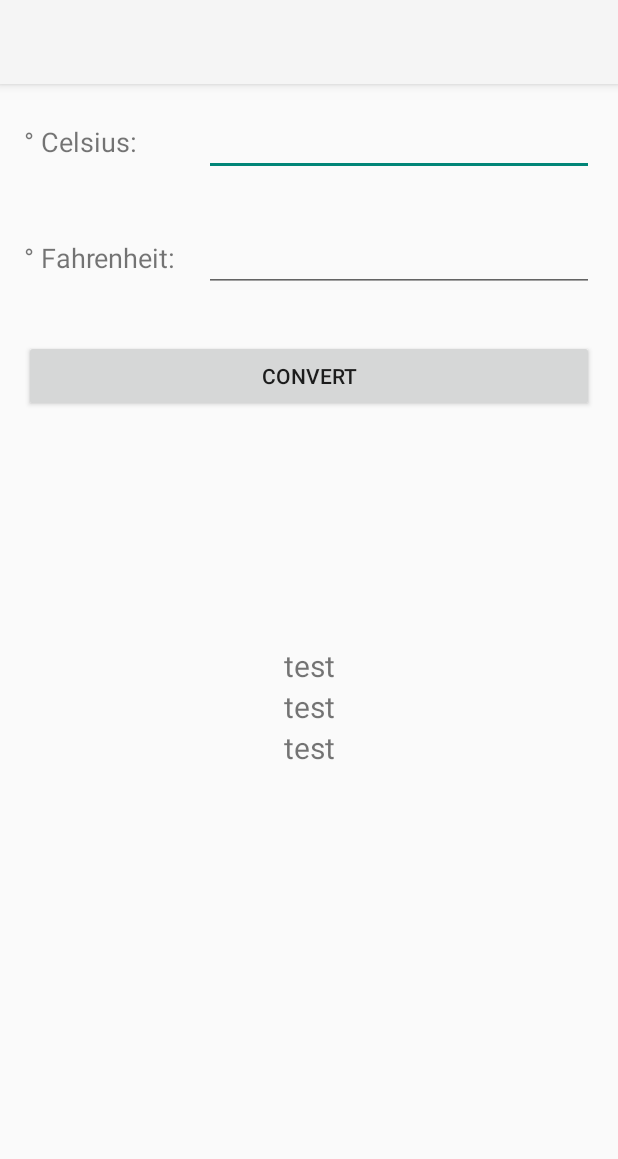
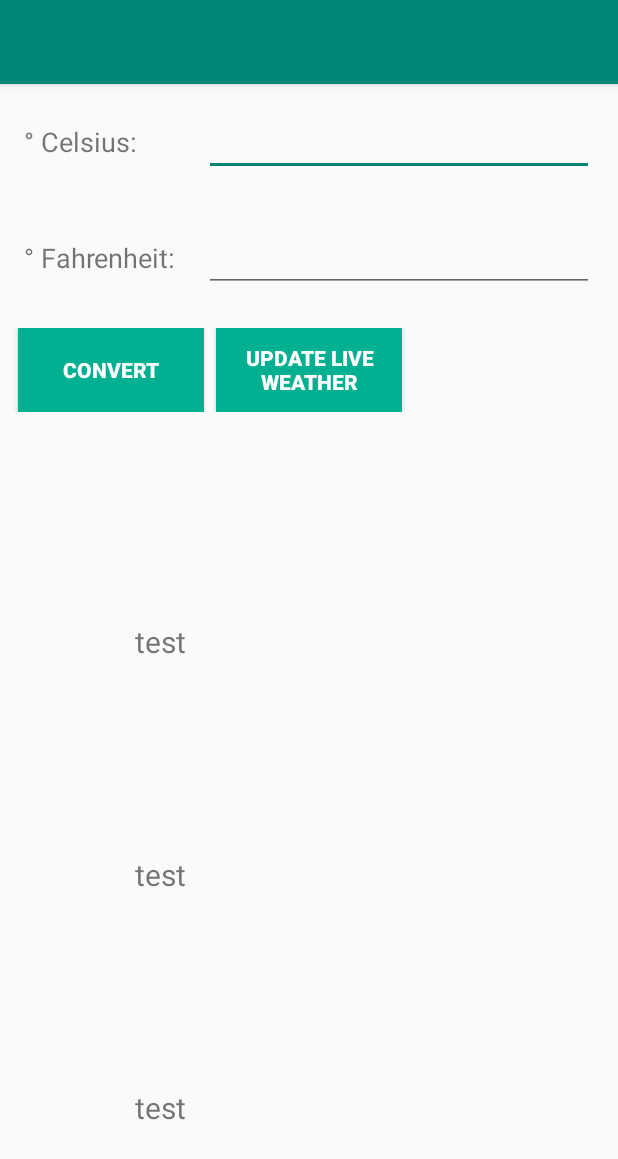
Before and after one commit to fbirk/weatherConverter, an Android app: the layout activity_main.xml on its own in the app's theme, with its tools: preview values and no code run, on a phone screen of 412 x 824 dp. Shown: the top 1159 px of the screen. Run offline under Robolectric (Android 15) with nearby library versions, the phone set to English and light mode, and no system bars.

Commit message:
trying to fix gps

```diff
--- a/app/src/main/AndroidManifest.xml
+++ b/app/src/main/AndroidManifest.xml
@@ -3,6 +3,7 @@
     package="com.fbirk.weatherconverter">
 
     <uses-permission android:name="android.permission.INTERNET" />
+    <uses-permission android:name="android.permission.ACCESS_COARSE_LOCATION" />
     <uses-permission android:name="android.permission.ACCESS_FINE_LOCATION" />
 
     <application
--- a/app/src/main/res/layout/activity_main.xml
+++ b/app/src/main/res/layout/activity_main.xml
@@ -17,13 +17,14 @@
             android:id="@+id/my_toolbar"
             android:layout_width="match_parent"
             android:layout_height="?attr/actionBarSize"
-            android:background="?attr/colorPrimary"
+            android:background="?attr/colorAccent"
             android:elevation="4dp"
             android:theme="@style/ThemeOverlay.AppCompat.ActionBar"
             app:popupTheme="@style/ThemeOverlay.AppCompat.Light"
             android:tooltipText="@string/app_name"/>
 
         <LinearLayout
+            android:id="@+id/layoutCelsius"
             android:layout_width="match_parent"
             android:layout_height="wrap_content"
             android:orientation="horizontal"
@@ -46,6 +47,7 @@
 
         </LinearLayout>
         <LinearLayout
+            android:id="@+id/layoutFahrenheit"
             android:layout_width="match_parent"
             android:layout_height="wrap_content"
             android:layout_margin="16dp">
@@ -66,22 +68,54 @@
                 android:inputType="number|numberSigned|numberDecimal" />
         </LinearLayout>
 
+        <LinearLayout
+            android:id="@+id/layoutButtons"
+            android:layout_width="match_parent"
+            android:layout_height="wrap_content"
+            android:orientation="horizontal"
+            android:layout_margin="8dp">
+
             <Button
                 android:id="@+id/btnConvert"
-            android:layout_margin="16dp"
-            android:layout_width="match_parent"
-            android:layout_height="wrap_content"
+                android:layout_width="0dp"
+                android:layout_height="match_parent"
+                android:layout_weight="1"
+                android:layout_marginLeft="4dp"
+                android:layout_marginRight="4dp"
+                android:background="@color/colorAccent"
+                android:textColor="#FFFFFF"
+                android:textStyle="bold"
                 android:text="@string/btnConvert"/>
+
+            <Button
+                android:id="@+id/btnLiveWeather"
+                android:layout_width="0dp"
+                android:layout_height="match_parent"
+                android:layout_weight="1"
+                android:layout_marginLeft="4dp"
+                android:layout_marginRight="4dp"
+                android:background="@color/colorAccent"
+                android:textColor="#FFFFFF"
+                android:textStyle="bold"
+                android:text="@string/btnLiveWeather"/>
+
             <Button
                 android:id="@+id/btnReset"
-            android:layout_margin="16dp"
-            android:layout_width="match_parent"
-            android:layout_height="wrap_content"
+                android:layout_width="0dp"
+                android:layout_height="match_parent"
+                android:layout_weight="1"
+                android:layout_marginLeft="4dp"
+                android:layout_marginRight="4dp"
+                android:background="@color/colorAccent"
+                android:textColor="#FFFFFF"
                 android:text="@string/btnReset"
+                android:textStyle="bold"
                 android:visibility="invisible"/>
+        </LinearLayout>
+
 
         <TextView
-            android:id="@+id/warning"
+            android:id="@+id/txtWarning"
             android:layout_width="match_parent"
             android:layout_height="wrap_content"
             android:layout_margin="16dp"
@@ -89,11 +123,27 @@
             android:textStyle="bold"
             android:textSize="20sp"
             android:text="@string/warning"
+            android:textColor="@color/colorPrimary"
             android:visibility="invisible"/>
+
+        <LinearLayout
+            android:id="@+id/layoutOnlineWeather"
+            android:layout_width="match_parent"
+            android:layout_height="match_parent"
+            android:orientation="horizontal"
+            android:layout_margin="8dp">
+            <LinearLayout
+                android:id="@+id/layoutText"
+                android:layout_width="0dp"
+                android:layout_height="match_parent"
+                android:layout_weight="1"
+                android:orientation="vertical">
+
                 <TextView
                     android:id="@+id/temp"
                     android:layout_width="match_parent"
-            android:layout_height="wrap_content"
+                    android:layout_height="0dp"
+                    android:layout_weight="1"
                     android:gravity="center"
                     android:textSize="20sp"
                     android:text="test"/>
@@ -101,7 +151,8 @@
                 <TextView
                     android:id="@+id/cityText"
                     android:layout_width="match_parent"
-            android:layout_height="wrap_content"
+                    android:layout_height="0dp"
+                    android:layout_weight="1"
                     android:gravity="center"
                     android:textSize="20sp"
                     android:text="test"/>
@@ -109,10 +160,19 @@
                 <TextView
                     android:id="@+id/descr"
                     android:layout_width="match_parent"
-            android:layout_height="wrap_content"
+                    android:layout_height="0dp"
+                    android:layout_weight="1"
                     android:gravity="center"
                     android:textSize="20sp"
                     android:text="test"/>
+            </LinearLayout>
+
+            <LinearLayout
+                android:id="@+id/layoutImage"
+                android:layout_width="0dp"
+                android:layout_height="match_parent"
+                android:layout_weight="1"
+                android:orientation="vertical">
 
                 <ImageView
                     android:id="@+id/img_icon"
@@ -120,4 +180,9 @@
                     android:layout_height="wrap_content"
                     android:layout_gravity="center"/>
             </LinearLayout>
+
+        </LinearLayout>
+
+
+    </LinearLayout>
 </android.support.constraint.ConstraintLayout>
--- a/app/src/main/res/values/colors.xml
+++ b/app/src/main/res/values/colors.xml
@@ -1,6 +1,6 @@
 <?xml version="1.0" encoding="utf-8"?>
 <resources>
-    <color name="colorPrimary">#008577</color>
-    <color name="colorPrimaryDark">#00574B</color>
-    <color name="colorAccent">#D81B60</color>
+    <color name="colorPrimary">#B00020</color>
+    <color name="colorPrimaryDark">#de6c74</color>
+    <color name="colorAccent">#00b090</color>
 </resources>
--- a/app/src/main/res/values/strings.xml
+++ b/app/src/main/res/values/strings.xml
@@ -10,4 +10,5 @@
     <string name="menuCredits">Credits</string>
     <string name="author" translatable="false">Fabian Birk</string>
     <string name="credit" translatable="false">proudly made by</string>
+    <string name="btnLiveWeather">Update live weather</string>
 </resources>
```
Also changed, not shown: app/src/main/java/com/fbirk/weatherconverter/MainActivity.java (+37 -6 lines), app/src/main/java/com/fbirk/weatherconverter/SimpleLocation.java (added, +161 -0 lines), 1 other file. Lines whose indentation alone changed are shown as unchanged.
